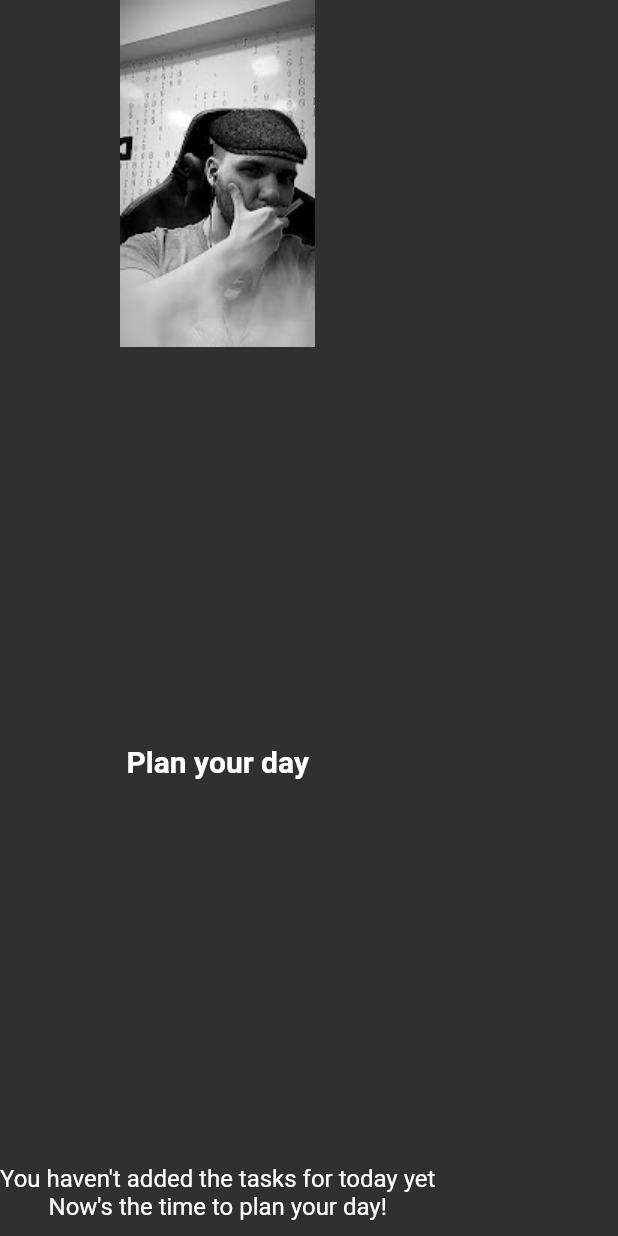
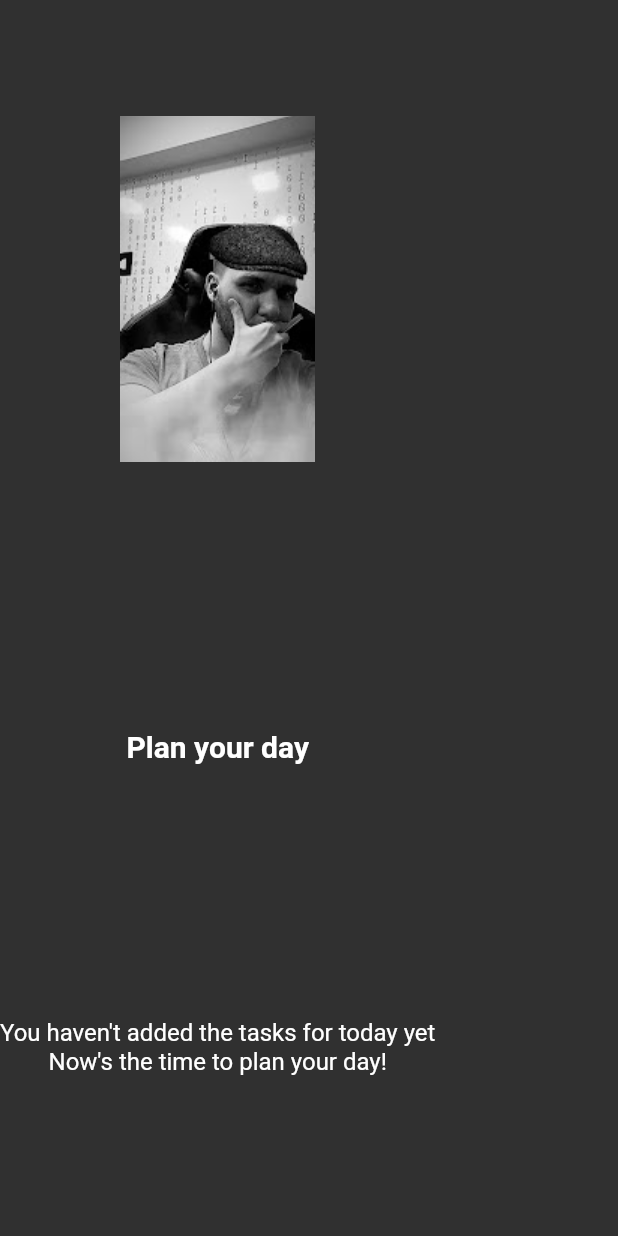
Before and after one commit to otaviosecco/todo-app, a Flutter app: the EmptyList widget shown alone on an empty page, opened directly, on a phone screen of 412 x 824 dp. Run offline on Flutter 3.47's test engine with Material 2 defaults, Android fonts, the phone set to English and light mode, and no system bars; missing offline and left inert: http_interceptor; statements that could not run were skipped.

```diff
--- a/todoapp/lib/classes/emptyList.dart
+++ b/todoapp/lib/classes/emptyList.dart
@@ -4,9 +4,9 @@ class EmptyList extends StatelessWidget {
   @override
   Widget build(BuildContext context) {
     return Padding(
-      padding: const EdgeInsets.only(bottom: 10),
+      padding: const EdgeInsets.only(bottom: 30),
       child:
-          Column(mainAxisAlignment: MainAxisAlignment.spaceBetween, children: [
+          Column(mainAxisAlignment: MainAxisAlignment.spaceAround, children: [
         Image.asset(
           'images/secco.jpeg',
           scale: 1,
--- a/todoapp/lib/classes/headerDays.dart
+++ b/todoapp/lib/classes/headerDays.dart
@@ -3,6 +3,7 @@ import 'package:provider/provider.dart';
 import 'package:todoapp/http/operations.dart';
 
 int filter = 0;
+DateTime selectedDay = DateTime.now();
 
 class HeaderDays extends StatelessWidget with ChangeNotifier {
   @override
@@ -81,5 +82,3 @@ class _CalendarState extends State<Calendar> {
     });
   }
 }
-
-DateTime selectedDay = DateTime.now();
--- a/todoapp/lib/http/operations.dart
+++ b/todoapp/lib/http/operations.dart
@@ -1,4 +1,5 @@
 import 'dart:convert';
+import 'dart:io';
 import 'package:flutter/material.dart';
 
 import 'config.dart';
@@ -27,9 +28,8 @@ class Operations extends ChangeNotifier {
       final resposta =
           decodedJson.map((dynamic json) => Task.fromJson(json)).toList();
       return resposta;
-    } catch (e) {
-      print(e);
-      return null;
+    } on SocketException {
+      return List();
     }
   }
 
```
Also changed, not shown: todoapp/lib/classes/BuildBody.dart (+20 -4 lines), todoapp/lib/classes/progress.dart (added, +18 -0 lines).
